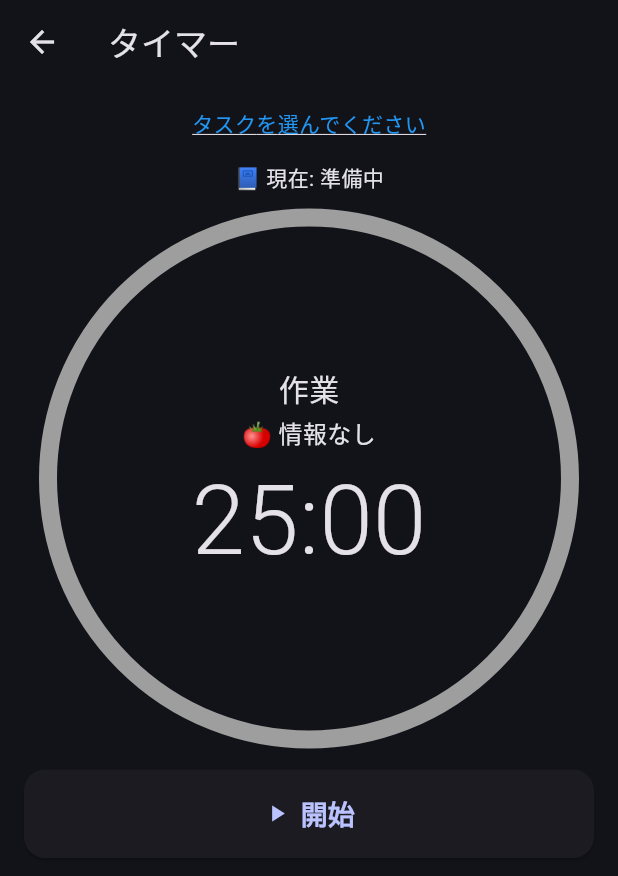
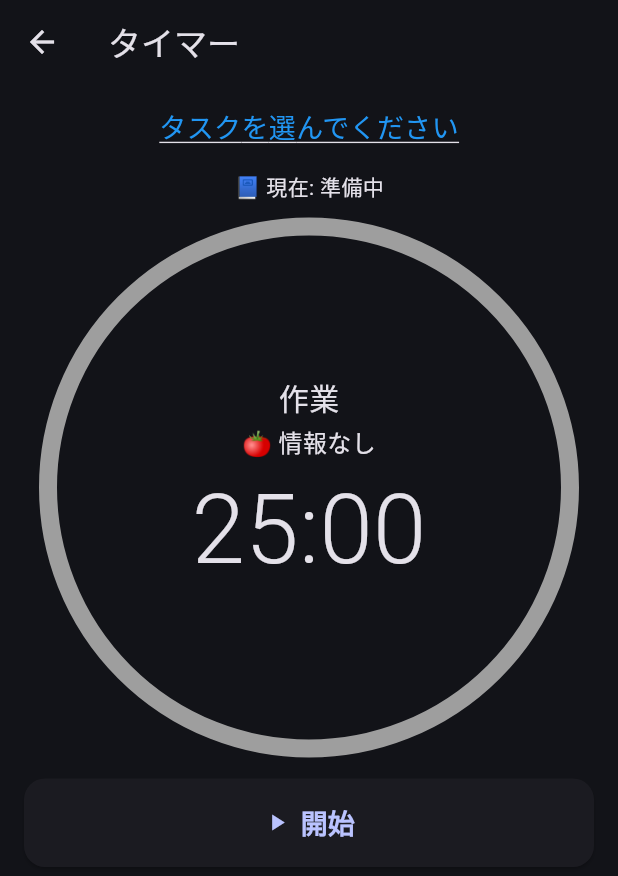
Before and after one commit to getperf/ptune, a Flutter app: the TimerView screen opened by its route, on a phone screen of 412 x 824 dp. Shown: the top 876 px of the screen. Run offline on Flutter 3.47's test engine with Material 3 defaults, Android fonts, the phone set to English and light mode, and no system bars; our stand-ins replace firebase_auth, firebase_core, flutter_dotenv, flutter_riverpod, freezed_annotation, go_router and 6 more; missing offline and left inert: window_manager; accounts and stored records are empty.

Commit message:
Refactor hask header task link

```diff
--- a/lib/views/components/timer/task_header.dart
+++ b/lib/views/components/timer/task_header.dart
@@ -18,21 +18,29 @@ class TaskHeader extends StatelessWidget {
 
   bool get _isCompleted => task?.status == "completed";
 
+  /// 「タスクを選んでください」リンク表示（共通）
+  Widget _buildSelectTaskLink({double fontSize = 18}) {
+    return GestureDetector(
+      onTap: onGoHome,
+      child: Text(
+        'タスクを選んでください',
+        overflow: TextOverflow.ellipsis,
+        maxLines: 1,
+        style: TextStyle(
+          fontSize: fontSize,
+          color: Colors.blue,
+          decoration: TextDecoration.underline,
+          fontWeight: FontWeight.normal,
+        ),
+      ),
+    );
+  }
+
   @override
   Widget build(BuildContext context) {
-    // ★ task が null の場合は安全に早期リターン
+    // task 未選択時
     if (task == null) {
-      return GestureDetector(
-        onTap: onGoHome,
-        child: const Text(
-          "タスクを選んでください",
-          style: TextStyle(
-            fontSize: 14,
-            decoration: TextDecoration.underline,
-            color: Colors.blue,
-          ),
-        ),
-      );
+      return _buildSelectTaskLink();
     }
 
     return Column(
@@ -57,20 +65,7 @@ class TaskHeader extends StatelessWidget {
             const SizedBox(width: 6),
             Expanded(
               child: _isCompleted
-                  ? GestureDetector(
-                      onTap: onGoHome,
-                      child: const Text(
-                        'タスクを選んでください',
-                        overflow: TextOverflow.ellipsis,
-                        maxLines: 1,
-                        style: TextStyle(
-                          fontSize: 14,
-                          color: Colors.blue,
-                          decoration: TextDecoration.underline,
-                          fontWeight: FontWeight.normal,
-                        ),
-                      ),
-                    )
+                  ? _buildSelectTaskLink()
                   : Text(
                       task!.title,
                       overflow: TextOverflow.ellipsis,
@@ -85,7 +80,7 @@ class TaskHeader extends StatelessWidget {
           ],
         ),
 
-        // ★ 完了時のみレビューUI
+        // 完了時のみレビューUI
         if (_isCompleted) ...[
           const SizedBox(height: 6),
           const Text(
```
